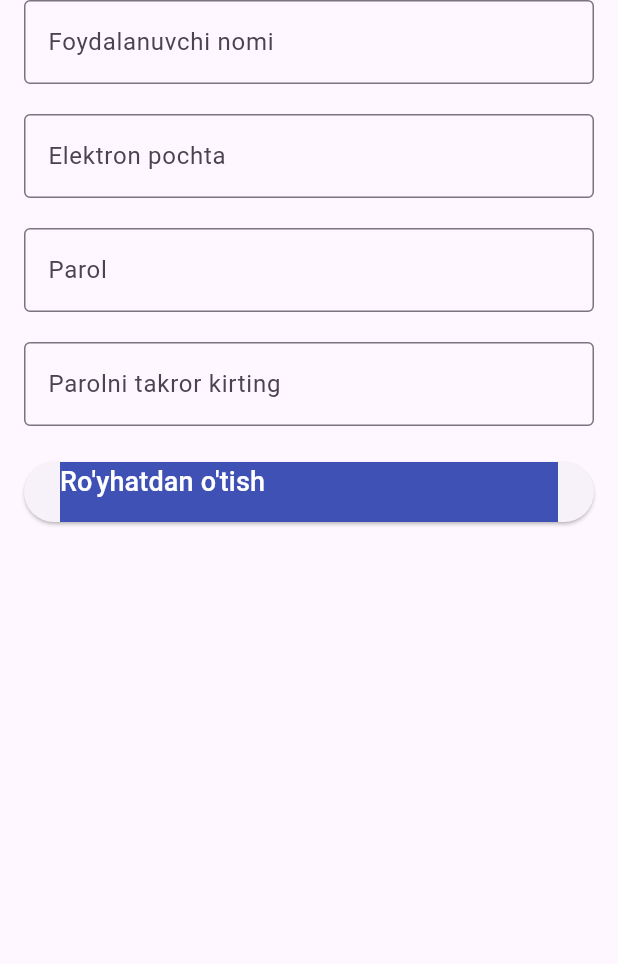
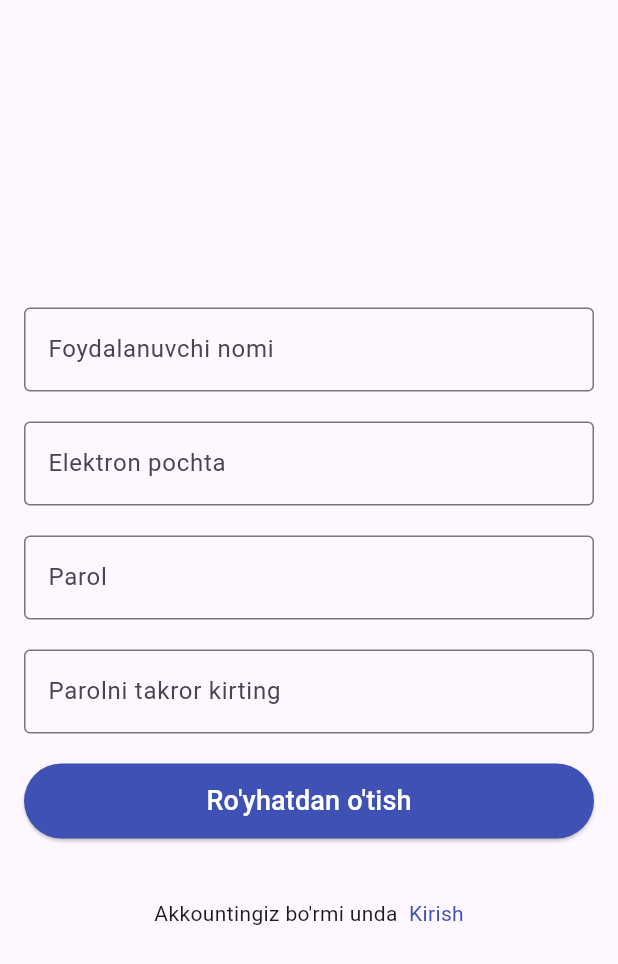
Before and after one commit to SaparbayevSarvarbek/Game-app, a Flutter app: the RegistrationPage screen opened directly, on a phone screen of 412 x 824 dp. Shown: the top 964 px of the screen. Run offline on Flutter 3.47's test engine with Material 3 defaults, Android fonts, the phone set to English and light mode, and no system bars; our stand-ins replace dio.

Commit message:
Login and registration pages have been added to the API.

```diff
--- a/lib/pages/registration_page.dart
+++ b/lib/pages/registration_page.dart
@@ -1,4 +1,8 @@
 import 'package:flutter/material.dart';
+import 'package:mabc2/moduls/username_model.dart';
+import 'package:mabc2/pages/home_page.dart';
+import 'package:mabc2/view_model/registration_view_model.dart';
+import 'package:provider/provider.dart';
 
 class RegistrationPage extends StatefulWidget {
   const RegistrationPage({super.key});
@@ -23,77 +27,103 @@ class _RegistrationPageState extends State<RegistrationPage> {
       child: Form(
           key: _formKey,
           child: Column(
+            mainAxisAlignment: MainAxisAlignment.center,
             children: [
               TextFormField(
                 controller: _nameController,
                 decoration: InputDecoration(
-                  labelText: 'Foydalanuvchi nomi',
-                  border: OutlineInputBorder()
-                ),
-                validator: (value){
-                  if(value==null || value.isEmpty){
+                    labelText: 'Foydalanuvchi nomi',
+                    border: OutlineInputBorder()),
+                validator: (value) {
+                  if (value == null || value.isEmpty) {
                     return 'Foydalanuvchi nomini kirting';
                   }
                   return null;
                 },
               ),
-              SizedBox(height: 20,),
+              SizedBox(
+                height: 20,
+              ),
               TextFormField(
                 controller: _emailController,
                 keyboardType: TextInputType.emailAddress,
                 decoration: InputDecoration(
-                    labelText: 'Elektron pochta',
-                    border: OutlineInputBorder()
-                ),
-                validator: (value){
-                  if(value==null || value.isEmpty){
+                    labelText: 'Elektron pochta', border: OutlineInputBorder()),
+                validator: (value) {
+                  if (value == null || value.isEmpty) {
                     return 'Elektron pochtani kirting';
                   }
-                  if(!RegExp(r'^[\w-\.]+@([\w-]+\.)+[\w]{2,4}$')
+                  if (!RegExp(r'^[\w-\.]+@([\w-]+\.)+[\w]{2,4}$')
                       .hasMatch(value)) {
                     return 'Email formati noto\'g\'ri';
                   }
                   return null;
                 },
               ),
-              SizedBox(height: 20,),
+              SizedBox(
+                height: 20,
+              ),
               TextFormField(
                 controller: _passwordController,
                 decoration: InputDecoration(
-                    labelText: 'Parol',
-                    border: OutlineInputBorder()
-                ),
-                validator: (value){
-                  if(value==null || value.isEmpty){
+                    labelText: 'Parol', border: OutlineInputBorder()),
+                validator: (value) {
+                  if (value == null || value.isEmpty) {
                     return 'Parolni kirting';
                   }
                   return null;
                 },
               ),
-              SizedBox(height: 20,),
+              SizedBox(
+                height: 20,
+              ),
               TextFormField(
                 controller: _password2Controller,
                 decoration: InputDecoration(
                     labelText: 'Parolni takror kirting',
-                    border: OutlineInputBorder()
-                ),
-                validator: (value){
-                  if(value==null || value.isEmpty){
+                    border: OutlineInputBorder()),
+                validator: (value) {
+                  if (value == null || value.isEmpty) {
                     return 'Parolni takror kirting';
                   }
-                  if(_password2Controller.text!=_passwordController.text){
+                  if (_password2Controller.text != _passwordController.text) {
                     return 'Parol mos kelmadi';
                   }
                   return null;
                 },
               ),
-              SizedBox(height: 20,),
-              ElevatedButton(onPressed: (){}, child: Container(
+              SizedBox(
+                height: 20,
+              ),
+              Container(
                 width: MediaQuery.of(context).size.width,
-                height: 40,
-                color: Colors.indigo,
-                child: Text('Ro\'yhatdan o\'tish',style: TextStyle(fontSize: 18,color: Colors.white),),
-              ))
+                height: 50,
+                child: ElevatedButton(
+                    onPressed: () async {
+                      if(_formKey.currentState!.validate()){
+                        UsernameModel usernameModel=UsernameModel(username: _nameController.text, email: _emailController.text, password: _passwordController.text, password2: _password2Controller.text);
+                        context.read<RegistrationViewModel>().addUser(usernameModel);
+                        Navigator.pushReplacement(context, MaterialPageRoute(builder: (context)=>HomePage()));
+                      }
+                    },
+                    style: ElevatedButton.styleFrom(
+                      backgroundColor: Colors.indigo,
+                    ),
+                    child: Text(
+                      'Ro\'yhatdan o\'tish',
+                      style: TextStyle(fontSize: 18, color: Colors.white),
+                    )),
+              ),
+              SizedBox(height: 40,),
+              Row(
+                mainAxisAlignment: MainAxisAlignment.center,
+                children: [
+                  Text('Akkountingiz bo\'rmi unda  '),
+                  InkWell(onTap: (){
+                  Navigator.pop(context);
+                    },child: Text('Kirish',style: TextStyle(color: Colors.indigo),)),
+                ],
+              )
             ],
           )),
     ));
--- a/lib/view_model/login_view_model.dart
+++ b/lib/view_model/login_view_model.dart
@@ -4,5 +4,6 @@ import 'package:mabc2/services/api_service.dart';
 class LoginViewModel extends ChangeNotifier {
   void login() async {
     ApiService().login();
+    notifyListeners();
   }
 }
--- a/lib/view_model/registration_view_model.dart
+++ b/lib/view_model/registration_view_model.dart
@@ -1,8 +1,10 @@
+import 'package:flutter/material.dart';
 import 'package:mabc2/moduls/username_model.dart';
 import 'package:mabc2/services/api_service.dart';
 
-class RegistrationViewModel{
+class RegistrationViewModel extends ChangeNotifier{
   void addUser(UsernameModel usernameModel) async{
     ApiService().addUser(usernameModel);
+    notifyListeners();
   }
 }
```
Also changed, not shown: lib/main.dart (+11 -1 lines), lib/pages/login_page.dart (+12 -1 lines).
